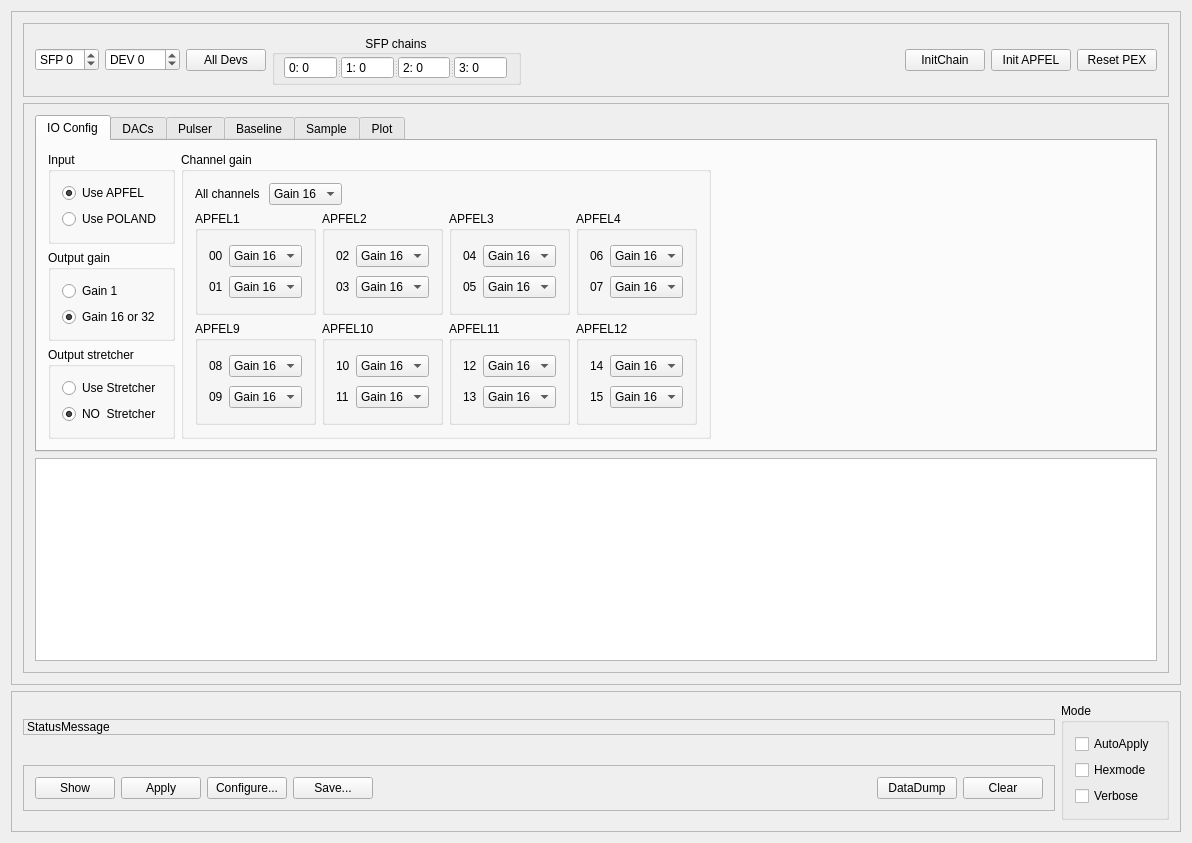
First picture: the form in mbspex/gui/qt/apfel/ApfelGui.ui, repository gsi-ee/drivers, before the edit.
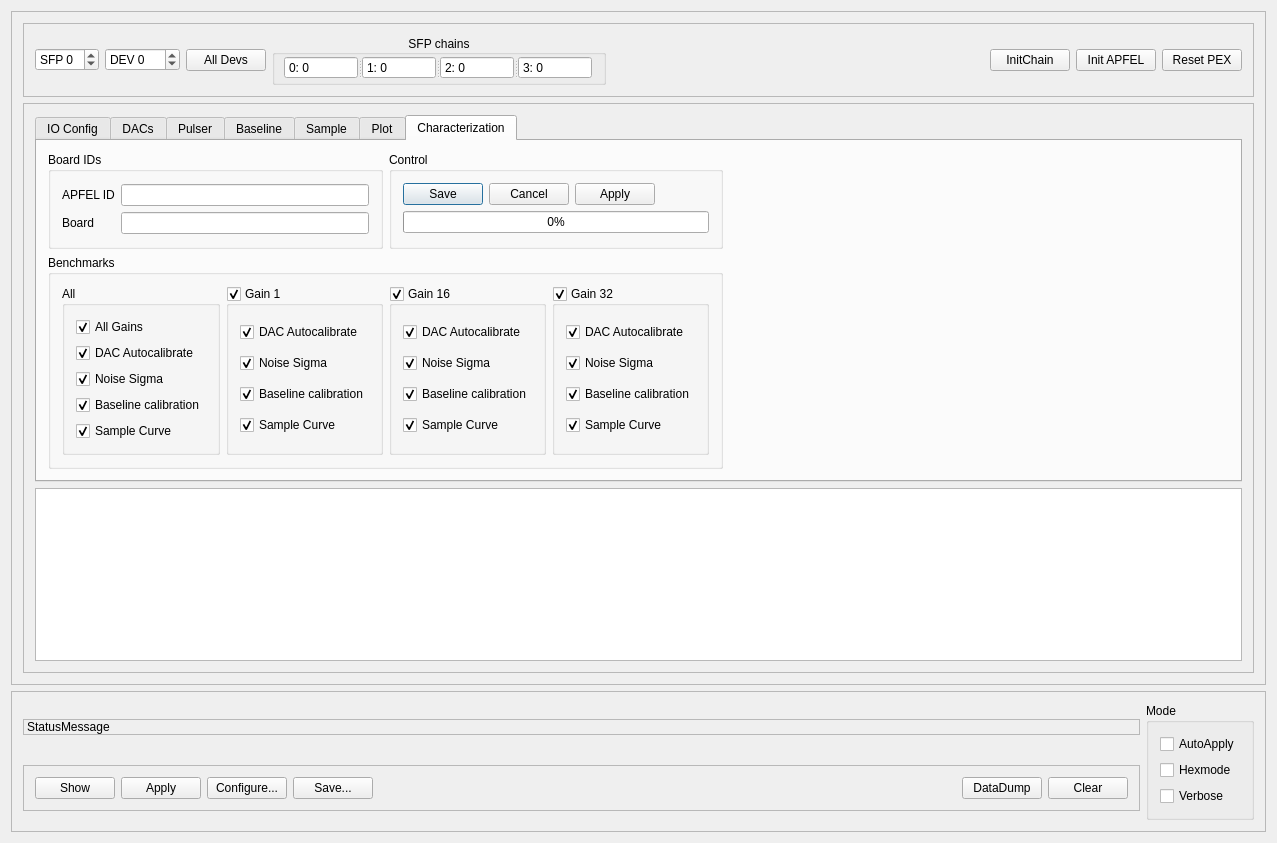
Second picture: the form after the edit. Custom widgets are drawn as their Qt base class.

Commit message: mbspex apfel gui: added benchmarking tab with sequencer timer.

```diff
--- a/mbspex/gui/qt/apfel/ApfelGui.ui
+++ b/mbspex/gui/qt/apfel/ApfelGui.ui
@@ -6,7 +6,7 @@
    <rect>
     <x>0</x>
     <y>0</y>
-    <width>1192</width>
+    <width>1277</width>
     <height>843</height>
    </rect>
   </property>
@@ -30,7 +30,7 @@
        <rect>
         <x>0</x>
         <y>0</y>
-        <width>1170</width>
+        <width>1255</width>
         <height>696</height>
        </rect>
       </property>
@@ -285,15 +285,39 @@
            <rect>
             <x>0</x>
             <y>0</y>
-            <width>1148</width>
+            <width>1233</width>
             <height>605</height>
            </rect>
           </property>
           <layout class="QGridLayout" name="gridLayout_70">
-           <item row="0" column="0">
+           <item row="2" column="0">
+            <widget class="QPlainTextEdit" name="TextOutput">
+             <property name="sizePolicy">
+              <sizepolicy hsizetype="Expanding" vsizetype="Preferred">
+               <horstretch>0</horstretch>
+               <verstretch>1</verstretch>
+              </sizepolicy>
+             </property>
+             <property name="minimumSize">
+              <size>
+               <width>0</width>
+               <height>0</height>
+              </size>
+             </property>
+             <property name="font">
+              <font>
+               <family>Andale Mono</family>
+              </font>
+             </property>
+             <property name="readOnly">
+              <bool>true</bool>
+             </property>
+            </widget>
+           </item>
+           <item row="1" column="0">
             <widget class="QTabWidget" name="ApfelTabWidget">
              <property name="currentIndex">
-              <number>0</number>
+              <number>6</number>
              </property>
              <widget class="QWidget" name="OutputTab">
               <attribute name="title">
@@ -6596,30 +6620,428 @@
                </item>
               </layout>
              </widget>
-            </widget>
-           </item>
-           <item row="1" column="0">
-            <widget class="QPlainTextEdit" name="TextOutput">
-             <property name="sizePolicy">
-              <sizepolicy hsizetype="Expanding" vsizetype="Preferred">
-               <horstretch>0</horstretch>
-               <verstretch>1</verstretch>
-              </sizepolicy>
-             </property>
-             <property name="minimumSize">
-              <size>
-               <width>0</width>
-               <height>0</height>
-              </size>
-             </property>
-             <property name="font">
-              <font>
-               <family>Andale Mono</family>
-              </font>
-             </property>
-             <property name="readOnly">
-              <bool>true</bool>
-             </property>
+             <widget class="QWidget" name="tab_22">
+              <attribute name="title">
+               <string>Characterization</string>
+              </attribute>
+              <layout class="QGridLayout" name="gridLayout_74">
+               <item row="0" column="0">
+                <widget class="QGroupBox" name="IDgroupBox">
+                 <property name="title">
+                  <string>Board IDs</string>
+                 </property>
+                 <layout class="QGridLayout" name="gridLayout_72">
+                  <item row="0" column="0">
+                   <layout class="QVBoxLayout" name="verticalLayout_17">
+                    <item>
+                     <widget class="QLabel" name="ApfelIDLabel">
+                      <property name="text">
+                       <string>APFEL ID</string>
+                      </property>
+                     </widget>
+                    </item>
+                    <item>
+                     <widget class="QLabel" name="ApfelIDLabel_2">
+                      <property name="text">
+                       <string>Board</string>
+                      </property>
+                     </widget>
+                    </item>
+                   </layout>
+                  </item>
+                  <item row="0" column="1">
+                   <layout class="QVBoxLayout" name="verticalLayout_16">
+                    <item>
+                     <widget class="QLineEdit" name="ApfelID_lineEdit">
+                      <property name="toolTip">
+                       <string>Please type primary Apfel id of selected device</string>
+                      </property>
+                      <property name="readOnly">
+                       <bool>false</bool>
+                      </property>
+                     </widget>
+                    </item>
+                    <item>
+                     <widget class="QLineEdit" name="TagID_lineEdit">
+                      <property name="toolTip">
+                       <string>Please type secondary id</string>
+                      </property>
+                      <property name="readOnly">
+                       <bool>false</bool>
+                      </property>
+                     </widget>
+                    </item>
+                   </layout>
+                  </item>
+                 </layout>
+                </widget>
+               </item>
+               <item row="0" column="1">
+                <widget class="QGroupBox" name="BenchmarkControlgroupBox">
+                 <property name="title">
+                  <string>Control</string>
+                 </property>
+                 <layout class="QVBoxLayout" name="verticalLayout_22">
+                  <item>
+                   <layout class="QHBoxLayout" name="horizontalLayout_89">
+                    <item>
+                     <widget class="QDialogButtonBox" name="BenchmarkButtonBox">
+                      <property name="orientation">
+                       <enum>Qt::Horizontal</enum>
+                      </property>
+                      <property name="standardButtons">
+                       <set>QDialogButtonBox::Apply|QDialogButtonBox::Cancel|QDialogButtonBox::Save</set>
+                      </property>
+                      <property name="centerButtons">
+                       <bool>false</bool>
+                      </property>
+                     </widget>
+                    </item>
+                    <item>
+                     <spacer name="horizontalSpacer_16">
+                      <property name="orientation">
+                       <enum>Qt::Horizontal</enum>
+                      </property>
+                      <property name="sizeHint" stdset="0">
+                       <size>
+                        <width>40</width>
+                        <height>20</height>
+                       </size>
+                      </property>
+                     </spacer>
+                    </item>
+                   </layout>
+                  </item>
+                  <item>
+                   <widget class="QProgressBar" name="BenchmarkProgressBar">
+                    <property name="value">
+                     <number>0</number>
+                    </property>
+                   </widget>
+                  </item>
+                 </layout>
+                </widget>
+               </item>
+               <item row="0" column="2" rowspan="2">
+                <widget class="KPlotWidget" name="BenchmarkPlotwidget">
+                 <property name="minimumSize">
+                  <size>
+                   <width>500</width>
+                   <height>150</height>
+                  </size>
+                 </property>
+                 <property name="frameShape">
+                  <enum>QFrame::NoFrame</enum>
+                 </property>
+                 <property name="frameShadow">
+                  <enum>QFrame::Sunken</enum>
+                 </property>
+                 <property name="lineWidth">
+                  <number>-2</number>
+                 </property>
+                 <property name="backgroundColor">
+                  <color>
+                   <red>255</red>
+                   <green>255</green>
+                   <blue>255</blue>
+                  </color>
+                 </property>
+                 <property name="foregroundColor">
+                  <color>
+                   <red>0</red>
+                   <green>0</green>
+                   <blue>0</blue>
+                  </color>
+                 </property>
+                 <property name="grid" stdset="0">
+                  <bool>true</bool>
+                 </property>
+                </widget>
+               </item>
+               <item row="1" column="0" colspan="2">
+                <widget class="QGroupBox" name="TestgroupBox">
+                 <property name="title">
+                  <string>Benchmarks</string>
+                 </property>
+                 <layout class="QGridLayout" name="gridLayout_73">
+                  <item row="0" column="0">
+                   <widget class="QGroupBox" name="TestgroupBoxAll">
+                    <property name="title">
+                     <string>All</string>
+                    </property>
+                    <property name="checkable">
+                     <bool>false</bool>
+                    </property>
+                    <layout class="QVBoxLayout" name="verticalLayout_21">
+                     <item>
+                      <widget class="QCheckBox" name="AllGainBenchmarkCheckBox">
+                       <property name="text">
+                        <string>All Gains</string>
+                       </property>
+                       <property name="checked">
+                        <bool>true</bool>
+                       </property>
+                      </widget>
+                     </item>
+                     <item>
+                      <widget class="QCheckBox" name="AllTestAutocalCheckBox">
+                       <property name="toolTip">
+                        <string>Check to enable DAC autocalibration for Gain16 setup</string>
+                       </property>
+                       <property name="text">
+                        <string>DAC Autocalibrate</string>
+                       </property>
+                       <property name="checked">
+                        <bool>true</bool>
+                       </property>
+                      </widget>
+                     </item>
+                     <item>
+                      <widget class="QCheckBox" name="AllTesttSigmaCheckBox">
+                       <property name="toolTip">
+                        <string>Check to measure average value and sigma in the auto calibrated working point</string>
+                       </property>
+                       <property name="text">
+                        <string>Noise Sigma</string>
+                       </property>
+                       <property name="checked">
+                        <bool>true</bool>
+                       </property>
+                      </widget>
+                     </item>
+                     <item>
+                      <widget class="QCheckBox" name="AllTestBaselineCheckBox">
+                       <property name="toolTip">
+                        <string>check to aquire paramters of ADC-DAC baseline calibration function</string>
+                       </property>
+                       <property name="text">
+                        <string>Baseline calibration</string>
+                       </property>
+                       <property name="checked">
+                        <bool>true</bool>
+                       </property>
+                      </widget>
+                     </item>
+                     <item>
+                      <widget class="QCheckBox" name="AllTestCurveCheckBox">
+                       <property name="toolTip">
+                        <string>Check to measure n points of the ADC(DAC) function</string>
+                       </property>
+                       <property name="text">
+                        <string>Sample Curve</string>
+                       </property>
+                       <property name="checked">
+                        <bool>true</bool>
+                       </property>
+                      </widget>
+                     </item>
+                    </layout>
+                   </widget>
+                  </item>
+                  <item row="0" column="1">
+                   <layout class="QHBoxLayout" name="horizontalLayout_90">
+                    <item>
+                     <widget class="QGroupBox" name="Gain1groupBox">
+                      <property name="title">
+                       <string>Gain 1</string>
+                      </property>
+                      <property name="checkable">
+                       <bool>true</bool>
+                      </property>
+                      <layout class="QVBoxLayout" name="verticalLayout_19">
+                       <item>
+                        <widget class="QCheckBox" name="Gain1TestAutocalCheckBox">
+                         <property name="toolTip">
+                          <string>Check to enable DAC autocalibration for Gain16 setup</string>
+                         </property>
+                         <property name="text">
+                          <string>DAC Autocalibrate</string>
+                         </property>
+                         <property name="checked">
+                          <bool>true</bool>
+                         </property>
+                        </widget>
+                       </item>
+                       <item>
+                        <widget class="QCheckBox" name="Gain1TestSigmaCheckBox">
+                         <property name="toolTip">
+                          <string>Check to measure average value and sigma in the auto calibrated working point</string>
+                         </property>
+                         <property name="text">
+                          <string>Noise Sigma</string>
+                         </property>
+                         <property name="checked">
+                          <bool>true</bool>
+                         </property>
+                        </widget>
+                       </item>
+                       <item>
+                        <widget class="QCheckBox" name="Gain1TestBaselineCheckBox">
+                         <property name="toolTip">
+                          <string>check to aquire paramters of ADC-DAC baseline calibration function</string>
+                         </property>
+                         <property name="text">
+                          <string>Baseline calibration</string>
+                         </property>
+                         <property name="checked">
+                          <bool>true</bool>
+                         </property>
+                        </widget>
+                       </item>
+                       <item>
+                        <widget class="QCheckBox" name="Gain1TestCurveCheckBox">
+                         <property name="toolTip">
+                          <string>Check to measure n points of the ADC(DAC) function</string>
+                         </property>
+                         <property name="text">
+                          <string>Sample Curve</string>
+                         </property>
+                         <property name="checked">
+                          <bool>true</bool>
+                         </property>
+                        </widget>
+                       </item>
+                      </layout>
+                     </widget>
+                    </item>
+                    <item>
+                     <widget class="QGroupBox" name="Gain16groupBox">
+                      <property name="title">
+                       <string>Gain 16</string>
+                      </property>
+                      <property name="checkable">
+                       <bool>true</bool>
+                      </property>
+                      <layout class="QVBoxLayout" name="verticalLayout_18">
+                       <item>
+                        <widget class="QCheckBox" name="Gain16TestAutocalCheckBox">
+                         <property name="toolTip">
+                          <string>Check to enable DAC autocalibration for Gain16 setup</string>
+                         </property>
+                         <property name="text">
+                          <string>DAC Autocalibrate</string>
+                         </property>
+                         <property name="checked">
+                          <bool>true</bool>
+                         </property>
+                        </widget>
+                       </item>
+                       <item>
+                        <widget class="QCheckBox" name="Gain16TestSigmaCheckBox">
+                         <property name="toolTip">
+                          <string>Check to measure average value and sigma in the auto calibrated working point</string>
+                         </property>
+                         <property name="text">
+                          <string>Noise Sigma</string>
+                         </property>
+                         <property name="checked">
+                          <bool>true</bool>
+                         </property>
+                        </widget>
+                       </item>
+                       <item>
+                        <widget class="QCheckBox" name="Gain16TestBaselineCheckBox">
+                         <property name="toolTip">
+                          <string>check to aquire paramters of ADC-DAC baseline calibration function</string>
+                         </property>
+                         <property name="text">
+                          <string>Baseline calibration</string>
+                         </property>
+                         <property name="checked">
+                          <bool>true</bool>
+                         </property>
+                        </widget>
+                       </item>
+                       <item>
+                        <widget class="QCheckBox" name="Gain16TestCurveCheckBox">
+                         <property name="toolTip">
+                          <string>Check to measure n points of the ADC(DAC) function</string>
+                         </property>
+                         <property name="text">
+                          <string>Sample Curve</string>
+                         </property>
+                         <property name="checked">
+                          <bool>true</bool>
+                         </property>
+                        </widget>
+                       </item>
+                      </layout>
+                     </widget>
+                    </item>
+                    <item>
+                     <widget class="QGroupBox" name="Gain32groupBox">
+                      <property name="title">
+                       <string>Gain 32</string>
+                      </property>
+                      <property name="checkable">
+                       <bool>true</bool>
+                      </property>
+                      <layout class="QVBoxLayout" name="verticalLayout_20">
+                       <item>
+                        <widget class="QCheckBox" name="Gain32TestAutocalCheckBox">
+                         <property name="toolTip">
+                          <string>Check to enable DAC autocalibration for Gain16 setup</string>
+                         </property>
+                         <property name="text">
+                          <string>DAC Autocalibrate</string>
+                         </property>
+                         <property name="checked">
+                          <bool>true</bool>
+                         </property>
+                         <property name="tristate">
+                          <bool>false</bool>
+                         </property>
+                        </widget>
+                       </item>
+                       <item>
+                        <widget class="QCheckBox" name="Gain32TestSigmaCheckBox">
+                         <property name="toolTip">
+                          <string>Check to measure average value and sigma in the auto calibrated working point</string>
+                         </property>
+                         <property name="text">
+                          <string>Noise Sigma</string>
+                         </property>
+                         <property name="checked">
+                          <bool>true</bool>
+                         </property>
+                        </widget>
+                       </item>
+                       <item>
+                        <widget class="QCheckBox" name="Gain32TestBaselineCheckBox">
+                         <property name="toolTip">
+                          <string>check to aquire paramters of ADC-DAC baseline calibration function</string>
+                         </property>
+                         <property name="text">
+                          <string>Baseline calibration</string>
+                         </property>
+                         <property name="checked">
+                          <bool>true</bool>
+                         </property>
+                        </widget>
+                       </item>
+                       <item>
+                        <widget class="QCheckBox" name="Gain32TestCurveCheckBox">
+                         <property name="toolTip">
+                          <string>Check to measure n points of the ADC(DAC) function</string>
+                         </property>
+                         <property name="text">
+                          <string>Sample Curve</string>
+                         </property>
+                         <property name="checked">
+                          <bool>true</bool>
+                         </property>
+                        </widget>
+                       </item>
+                      </layout>
+                     </widget>
+                    </item>
+                   </layout>
+                  </item>
+                 </layout>
+                </widget>
+               </item>
+              </layout>
+             </widget>
             </widget>
            </item>
           </layout>
@@ -6649,7 +7071,7 @@
        <rect>
         <x>0</x>
         <y>0</y>
-        <width>1170</width>
+        <width>1255</width>
         <height>115</height>
        </rect>
       </property>
```
Left out of the diff: 1136 changed lines with no effect on the pictures. The commit also changes 4 other files.
